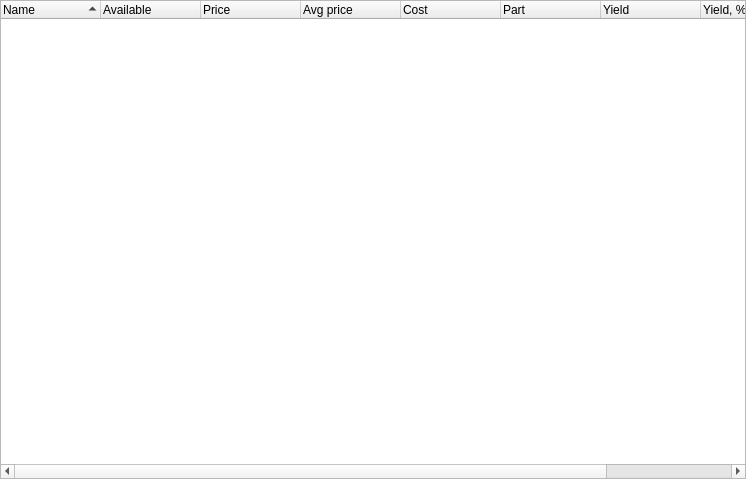
First picture: the form in app/src/widgets/portfoliotreewidget/portfoliotreewidget.ui, repository Gris87/TInvestor, before the edit.
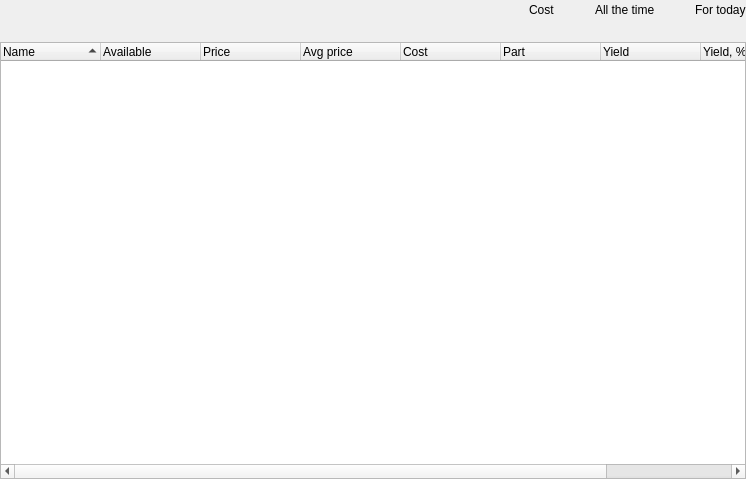
Second picture: the form after the edit.

Commit message: Display total cost and yield

What changed in the file:
```diff
--- a/app/src/widgets/portfoliotreewidget/portfoliotreewidget.ui
+++ b/app/src/widgets/portfoliotreewidget/portfoliotreewidget.ui
@@ -26,6 +26,71 @@
    <property name="bottomMargin">
     <number>0</number>
    </property>
+   <item>
+    <layout class="QGridLayout" name="gridLayout">
+     <property name="horizontalSpacing">
+      <number>40</number>
+     </property>
+     <property name="verticalSpacing">
+      <number>4</number>
+     </property>
+     <item row="1" column="3">
+      <widget class="QLabel" name="forTodayLabel">
+       <property name="text">
+        <string/>
+       </property>
+      </widget>
+     </item>
+     <item row="0" column="2">
+      <widget class="QLabel" name="label_2">
+       <property name="text">
+        <string>All the time</string>
+       </property>
+      </widget>
+     </item>
+     <item row="1" column="1">
+      <widget class="QLabel" name="costLabel">
+       <property name="text">
+        <string/>
+       </property>
+      </widget>
+     </item>
+     <item row="0" column="1">
+      <widget class="QLabel" name="label">
+       <property name="text">
+        <string>Cost</string>
+       </property>
+      </widget>
+     </item>
+     <item row="0" column="3">
+      <widget class="QLabel" name="label_3">
+       <property name="text">
+        <string>For today</string>
+       </property>
+      </widget>
+     </item>
+     <item row="1" column="2">
+      <widget class="QLabel" name="allTimeLabel">
+       <property name="text">
+        <string/>
+       </property>
+      </widget>
+     </item>
+     <item row="0" column="0">
+      <spacer name="horizontalSpacer">
+       <property name="orientation">
+        <enum>Qt::Orientation::Horizontal</enum>
+       </property>
+       <property name="sizeHint" stdset="0">
+        <size>
+         <width>40</width>
+         <height>20</height>
+        </size>
+       </property>
+      </spacer>
+     </item>
+    </layout>
+   </item>
    <item>
     <widget class="QTreeWidget" name="treeWidget">
      <property name="contextMenuPolicy">
```
The commit also changes 21 other files.
